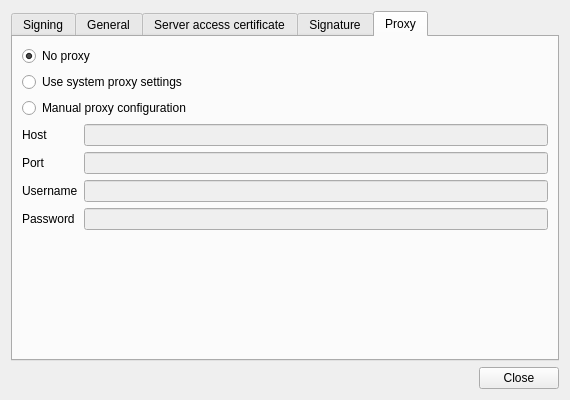
Old version of the form client/ui/SettingsDialog.ui in the repository open-eid/qdigidoc.
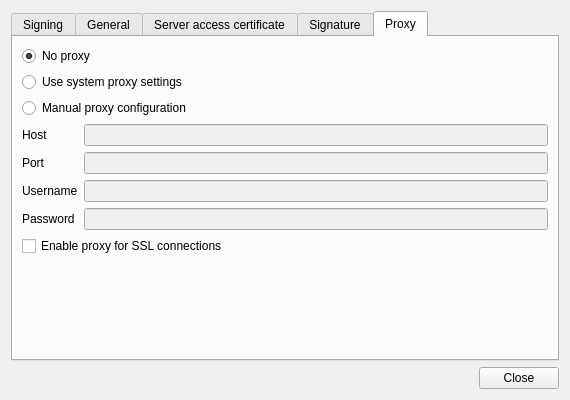
New version of the form. The open tabs and pages were chosen to show the change.

Commit message:
Add option to enable proxy tunnelSSL
IB-4152

```diff
--- a/client/ui/SettingsDialog.ui
+++ b/client/ui/SettingsDialog.ui
@@ -523,6 +523,13 @@
          </attribute>
         </widget>
        </item>
+       <item row="7" column="0" colspan="2">
+        <widget class="QCheckBox" name="proxySSL">
+         <property name="text">
+          <string>Enable proxy for SSL connections</string>
+         </property>
+        </widget>
+       </item>
       </layout>
      </widget>
     </widget>
```
Left out of the diff: 16 changed lines with no effect on the pictures. The commit also changes 4 other files.
